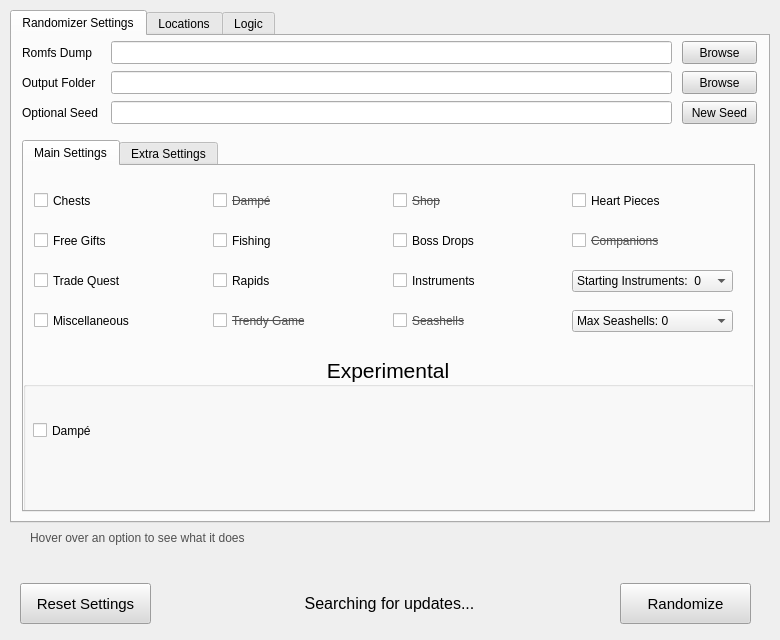
This is UI/ui_form.ui in Owen-Splat/LAS-Randomizer as Qt 5 draws it before an edit. The edited form follows.
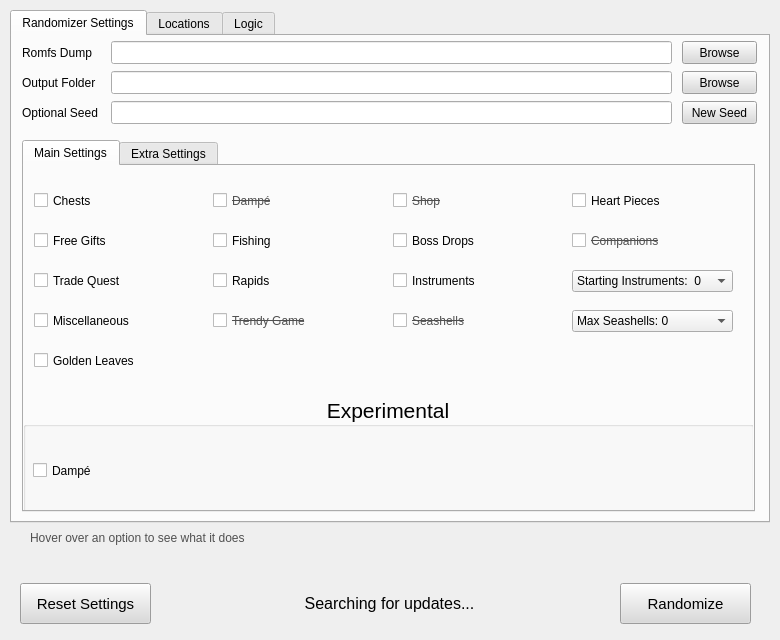
This is the edited form.

```diff
--- a/UI/ui_form.ui
+++ b/UI/ui_form.ui
@@ -650,9 +650,9 @@
         <property name="geometry">
          <rect>
           <x>-1</x>
-          <y>190</y>
+          <y>230</y>
           <width>731</width>
-          <height>161</height>
+          <height>121</height>
          </rect>
         </property>
         <property name="font">
@@ -907,6 +907,22 @@
          <bool>false</bool>
         </property>
        </widget>
+       <widget class="QCheckBox" name="leavesCheck">
+        <property name="geometry">
+         <rect>
+          <x>10</x>
+          <y>184</y>
+          <width>173</width>
+          <height>21</height>
+         </rect>
+        </property>
+        <property name="whatsThis">
+         <string>This controls whether the Golden Leaves can be progress items&lt;br&gt;&lt;/br&gt;&lt;u&gt;If this is not checked, it will still be randomized,&lt;/u&gt; but will only contain optional items</string>
+        </property>
+        <property name="text">
+         <string>Golden Leaves</string>
+        </property>
+       </widget>
       </widget>
       <widget class="QWidget" name="tab_5">
        <attribute name="title">
```
Left out of the diff: 4 changed lines with no effect on the pictures.
